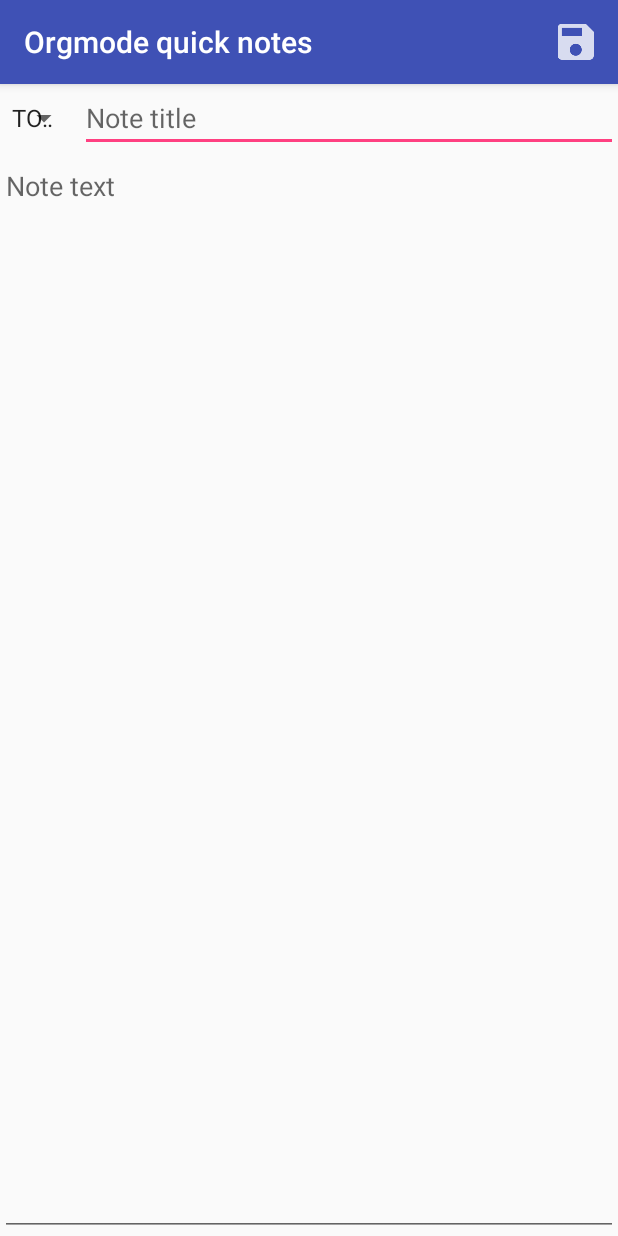
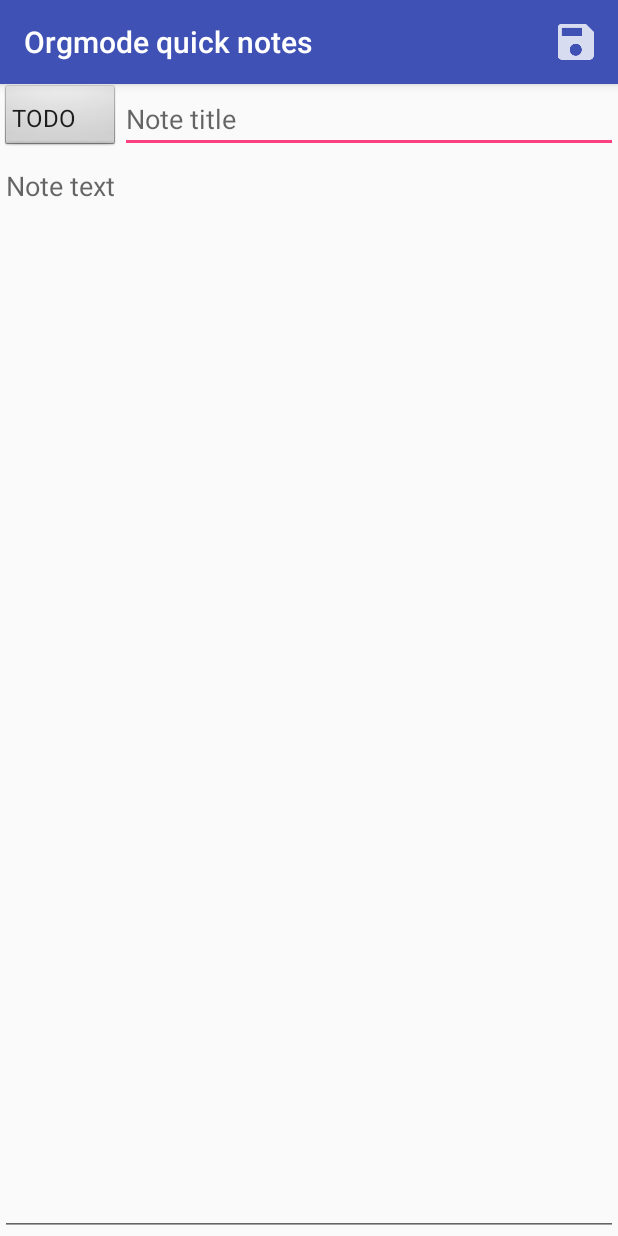
Before and after one commit to johnlepikhin/Org-mode-android-append, an Android app: the AddNoteActivity screen opened directly, with no data from a screen before it, on a phone screen of 412 x 824 dp. Run offline under Robolectric (Android 15) with nearby library versions, the phone set to English and light mode, and no system bars.

Commit message:
Style for states
Signed-off-by: Evgenii Lepikhin <e.lepikhin@corp.mail.ru>

```diff
--- a/app/src/main/java/io/github/johnlepikhin/orgmodequicknotes/AddNoteActivity.java
+++ b/app/src/main/java/io/github/johnlepikhin/orgmodequicknotes/AddNoteActivity.java
@@ -44,7 +44,7 @@ public class AddNoteActivity extends AppCompatActivity {
         text.setText(textValue, TextView.BufferType.EDITABLE);
         if (stateValue != null) {
             ArrayAdapter<CharSequence> adapter = ArrayAdapter.createFromResource(this, R.array.note_states, android.R.layout.simple_spinner_item);
-            adapter.setDropDownViewResource(android.R.layout.simple_spinner_dropdown_item);
+            adapter.setDropDownViewResource(R.layout.spinner_state_item);
             state.setAdapter(adapter);
             int spinnerPosition = adapter.getPosition(stateValue);
             state.setSelection(spinnerPosition);
--- a/app/src/main/res/layout/activity_add_note.xml
+++ b/app/src/main/res/layout/activity_add_note.xml
@@ -27,10 +27,11 @@
 
             <Spinner
                 android:id="@+id/noteState"
-                android:layout_width="wrap_content"
+                android:layout_width="160dp"
                 android:layout_height="match_parent"
                 android:layout_weight="1"
                 android:padding="0dp"
+                android:background="@android:drawable/btn_default"
                 android:typeface="monospace"
                 android:entries="@array/note_states" />
 
--- /dev/null
+++ b/app/src/main/res/layout/spinner_state_item.xml
@@ -0,0 +1,6 @@
+<?xml version="1.0" encoding="utf-8"?>
+<TextView android:id="@+id/textViewSpinnerItem"
+    android:layout_width="wrap_content"
+    android:layout_height="wrap_content"
+    style="@style/SpinnerStateItem"
+    xmlns:android="http://schemas.android.com/apk/res/android" />
--- a/app/src/main/res/values/styles.xml
+++ b/app/src/main/res/values/styles.xml
@@ -9,4 +9,9 @@
         <item name="titleTextColor">@android:color/white</item>
     </style>
 
+    <style name="SpinnerStateItem" parent="@android:style/Widget.TextView">
+        <item name="android:textSize">20sp</item>
+        <item name="android:textStyle">bold</item>
+    </style>
+
 </resources>
```
